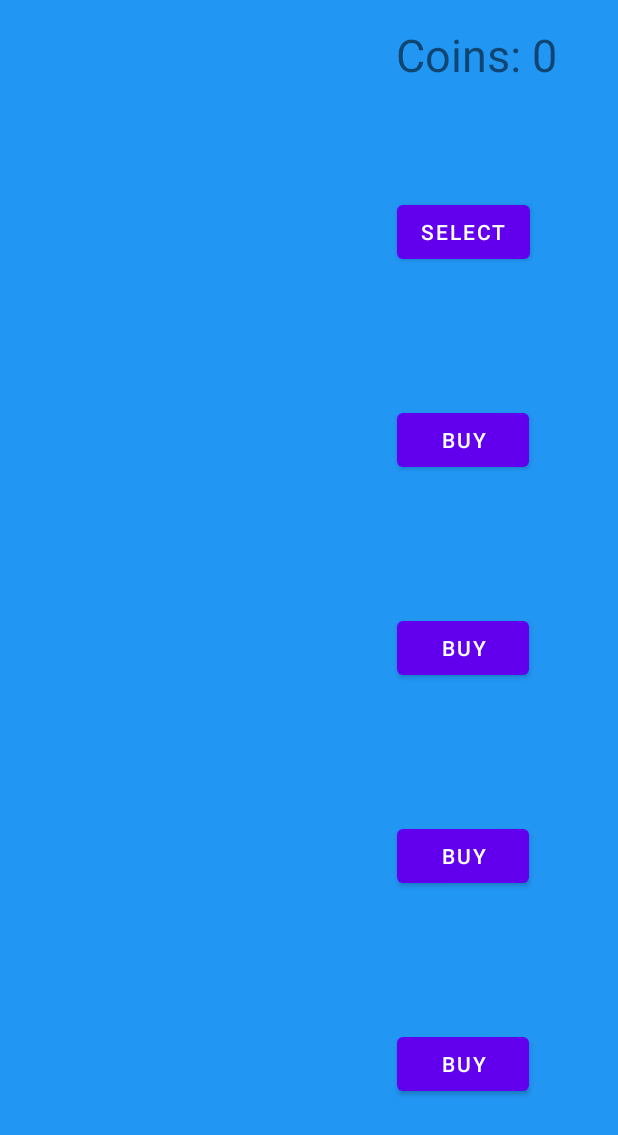
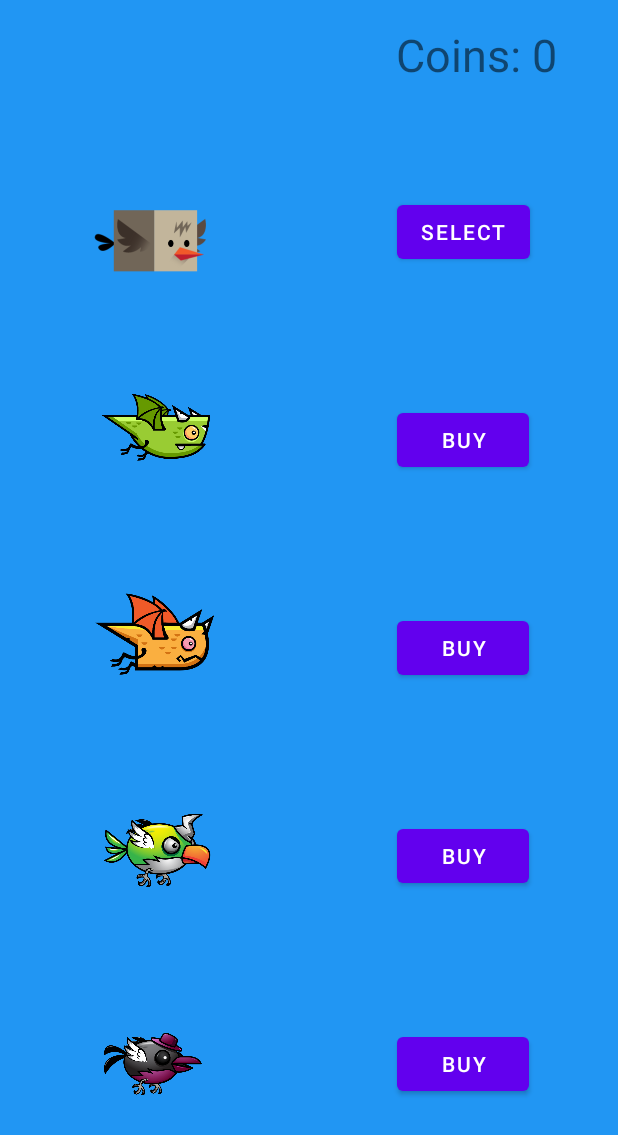
Before and after one commit to felix-prava/AndroidMobileGameApp, an Android app: the ShopActivity screen opened directly, with no data from a screen before it, on a phone screen of 412 x 824 dp. Shown: the top 1135 px of the screen. Run offline under Robolectric (Android 15) with nearby library versions, the phone set to English and light mode, and no system bars.

Commit message:
Increase game speed

```diff
--- a/app/src/main/java/com/example/myapplication/GameActivity.java
+++ b/app/src/main/java/com/example/myapplication/GameActivity.java
@@ -153,17 +153,17 @@ public class GameActivity extends AppCompatActivity {
 
         // For the second half of the game
         if (!firstSpeedUpgrade && score >= targetScore / 2) {
-            enemyOneSpeed -= 15;
-            enemyTwoSpeed -= 15;
-            enemyThreeSpeed -= 15;
+            enemyOneSpeed -= 17;
+            enemyTwoSpeed -= 17;
+            enemyThreeSpeed -= 17;
             firstSpeedUpgrade = true;
         }
 
         // For the last third of the game
         if (!secondSpeedUpgrade && score >= 2 * targetScore / 3) {
-            enemyOneSpeed -= 18;
-            enemyTwoSpeed -= 18;
-            enemyThreeSpeed -= 18;
+            enemyOneSpeed -= 22;
+            enemyTwoSpeed -= 22;
+            enemyThreeSpeed -= 22;
             secondSpeedUpgrade = true;
         }
         enemy1X = enemy1X - (screenWidth / enemyOneSpeed);
--- a/app/src/main/res/layout/activity_shop.xml
+++ b/app/src/main/res/layout/activity_shop.xml
@@ -23,12 +23,70 @@
         android:layout_width="match_parent"
         android:layout_height="match_parent"
         android:layout_marginStart="20dp"
-        android:layout_marginTop="24dp"
+        android:layout_marginTop="65dp"
         android:layout_marginEnd="225dp"
+        android:layout_marginBottom="10dp"
+        app:layout_constraintBottom_toBottomOf="parent"
         app:layout_constraintEnd_toEndOf="parent"
         app:layout_constraintHorizontal_bias="0.0"
         app:layout_constraintStart_toStartOf="parent"
-        app:layout_constraintTop_toTopOf="parent"/>
+        app:layout_constraintTop_toTopOf="parent">
+
+        <ImageView
+            android:id="@+id/imageView"
+            android:layout_width="wrap_content"
+            android:layout_height="wrap_content"
+            app:layout_constraintBottom_toTopOf="@+id/imageView2"
+            app:layout_constraintEnd_toEndOf="parent"
+            app:layout_constraintHorizontal_bias="0.5"
+            app:layout_constraintStart_toStartOf="parent"
+            app:layout_constraintTop_toTopOf="parent"
+            app:srcCompat="@drawable/player_default" />
+
+        <ImageView
+            android:id="@+id/imageView2"
+            android:layout_width="74dp"
+            android:layout_height="72dp"
+            app:layout_constraintBottom_toTopOf="@+id/imageView3"
+            app:layout_constraintEnd_toEndOf="parent"
+            app:layout_constraintHorizontal_bias="0.5"
+            app:layout_constraintStart_toStartOf="parent"
+            app:layout_constraintTop_toBottomOf="@+id/imageView"
+            app:srcCompat="@drawable/player2" />
+
+        <ImageView
+            android:id="@+id/imageView3"
+            android:layout_width="81dp"
+            android:layout_height="67dp"
+            app:layout_constraintBottom_toTopOf="@+id/imageView4"
+            app:layout_constraintEnd_toEndOf="parent"
+            app:layout_constraintHorizontal_bias="0.5"
+            app:layout_constraintStart_toStartOf="parent"
+            app:layout_constraintTop_toBottomOf="@+id/imageView2"
+            app:srcCompat="@drawable/player3" />
+
+        <ImageView
+            android:id="@+id/imageView4"
+            android:layout_width="75dp"
+            android:layout_height="70dp"
+            app:layout_constraintBottom_toTopOf="@+id/imageView5"
+            app:layout_constraintEnd_toEndOf="parent"
+            app:layout_constraintHorizontal_bias="0.5"
+            app:layout_constraintStart_toStartOf="parent"
+            app:layout_constraintTop_toBottomOf="@+id/imageView3"
+            app:srcCompat="@drawable/player4" />
+
+        <ImageView
+            android:id="@+id/imageView5"
+            android:layout_width="74dp"
+            android:layout_height="74dp"
+            app:layout_constraintBottom_toBottomOf="parent"
+            app:layout_constraintEnd_toEndOf="parent"
+            app:layout_constraintHorizontal_bias="0.5"
+            app:layout_constraintStart_toStartOf="parent"
+            app:layout_constraintTop_toBottomOf="@+id/imageView4"
+            app:srcCompat="@drawable/player5" />
+    </androidx.constraintlayout.widget.ConstraintLayout>
 
     <androidx.constraintlayout.widget.ConstraintLayout
         android:layout_width="match_parent"
@@ -60,7 +118,8 @@
             app:layout_constraintEnd_toEndOf="parent"
             app:layout_constraintHorizontal_bias="0.5"
             app:layout_constraintStart_toStartOf="parent"
-            app:layout_constraintTop_toBottomOf="@+id/buttonShop1" />
+            app:layout_constraintTop_toBottomOf="@+id/buttonShop1"
+            tools:ignore="DuplicateSpeakableTextCheck" />
 
         <Button
             android:id="@+id/buttonShop3"
```
